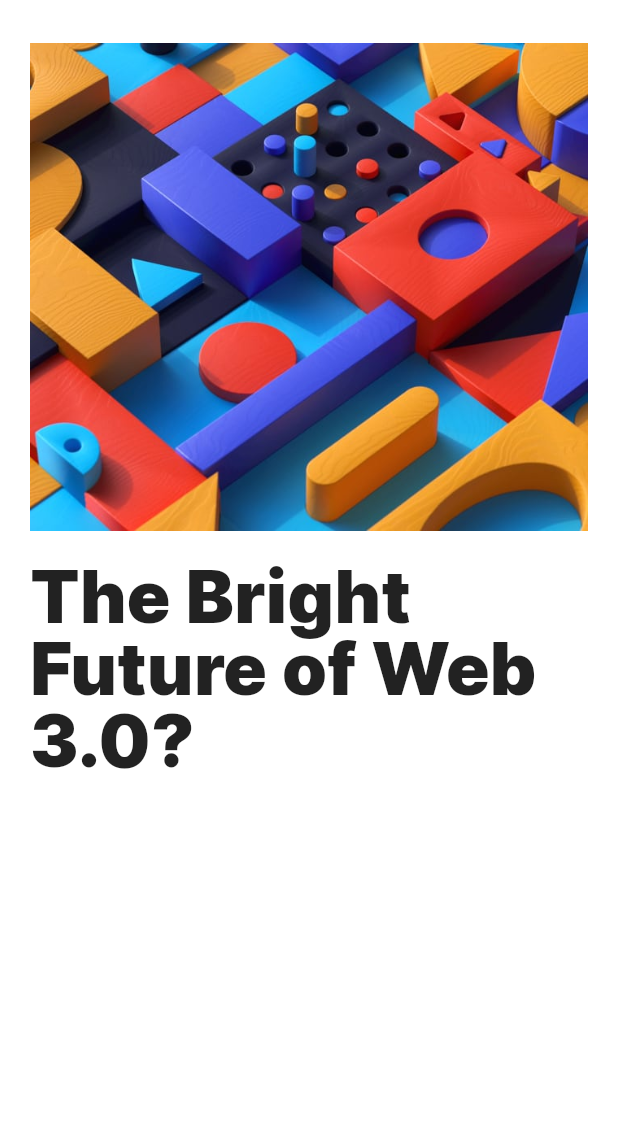
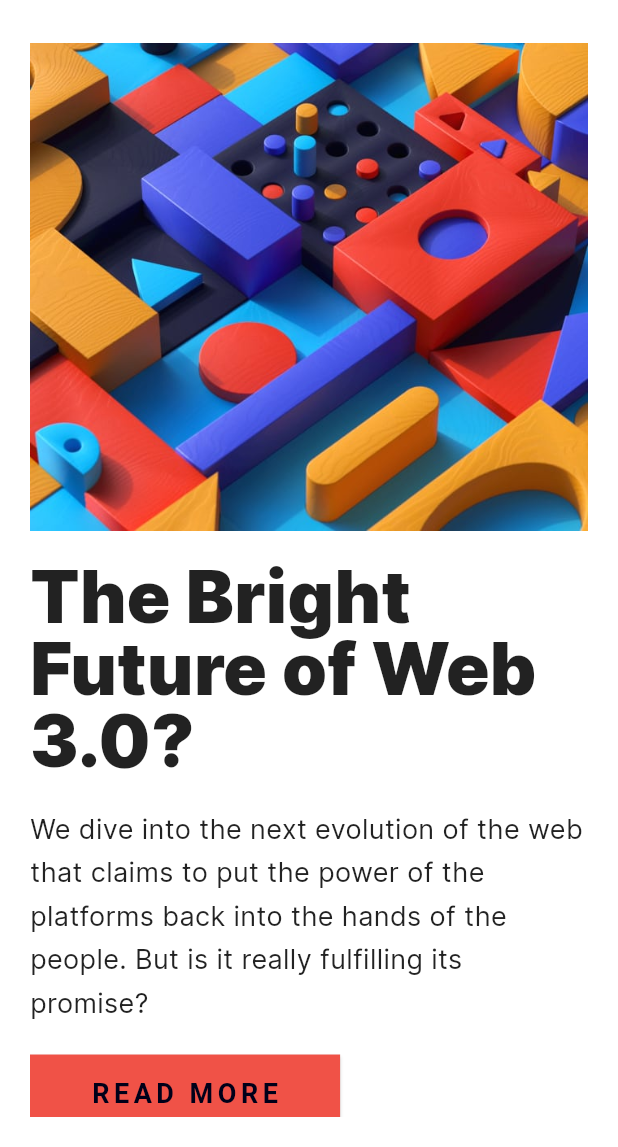
Before and after one commit to sparklaunch/news_homepage, a Flutter app: the screen it shows after launch, on a phone screen of 412 x 824 dp, the part 89-1236 px from its top. Run offline on Flutter 3.47's test engine with Material 3 defaults, Android fonts, the light colour scheme and no system bars; our stand-ins replace flutter_svg.

Commit message:
Update main_screen.dart

```diff
--- a/lib/screens/main_screen.dart
+++ b/lib/screens/main_screen.dart
@@ -12,7 +12,7 @@ class MainScreen extends StatelessWidget {
           padding: const EdgeInsets.all(20),
           child: SingleChildScrollView(
             child: Column(
-              crossAxisAlignment: CrossAxisAlignment.stretch,
+              crossAxisAlignment: CrossAxisAlignment.start,
               children: [
                 Row(
                   mainAxisAlignment: MainAxisAlignment.spaceBetween,
@@ -44,6 +44,34 @@ class MainScreen extends StatelessWidget {
                     color: Colors.black87,
                   ),
                 ),
+                const SizedBox(height: 20),
+                const Text(
+                  "We dive into the next evolution of the web that claims to put the power of the platforms back into the hands of the people. But is it really fulfilling its promise?",
+                  style: TextStyle(
+                    fontSize: 18,
+                    color: Colors.black87,
+                    height: 1.6,
+                  ),
+                ),
+                const SizedBox(height: 20),
+                ElevatedButton(
+                  style: ElevatedButton.styleFrom(
+                    padding: const EdgeInsets.symmetric(
+                      vertical: 15,
+                      horizontal: 40,
+                    ),
+                    shape: const RoundedRectangleBorder(),
+                    backgroundColor: const Color.fromRGBO(240, 82, 71, 1),
+                    foregroundColor: const Color.fromRGBO(0, 0, 25, 1),
+                    textStyle: const TextStyle(
+                      fontSize: 18,
+                      fontWeight: FontWeight.bold,
+                      letterSpacing: 3,
+                    ),
+                  ),
+                  onPressed: () {},
+                  child: const Text("READ MORE"),
+                ),
               ],
             ),
           ),
```
